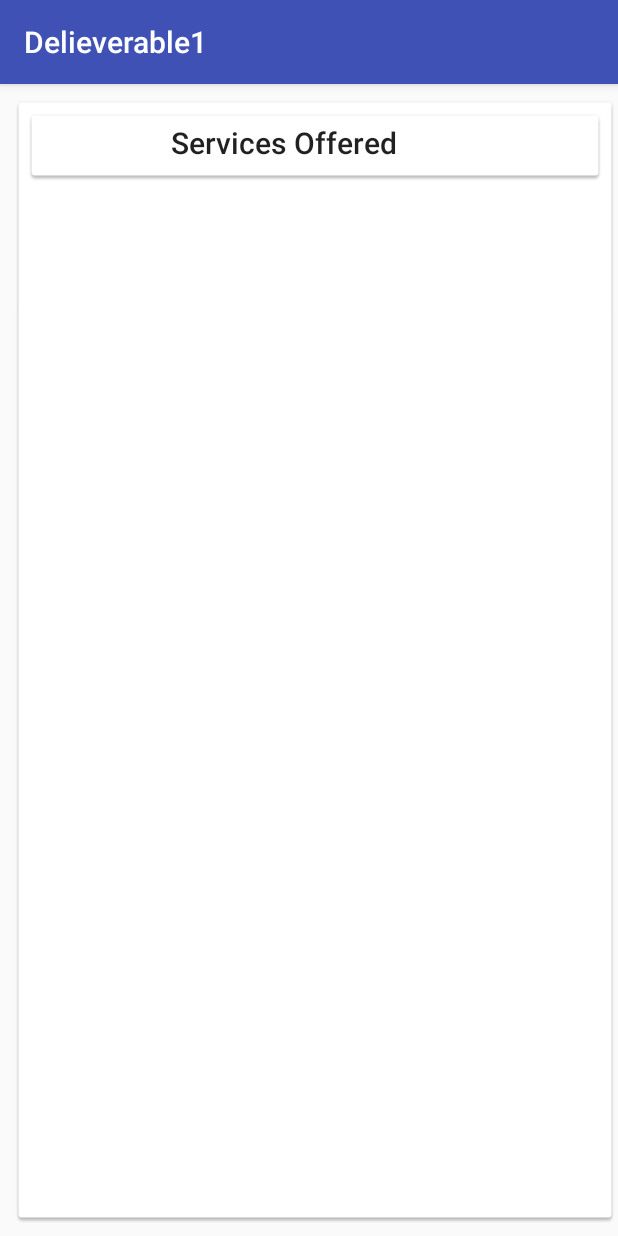
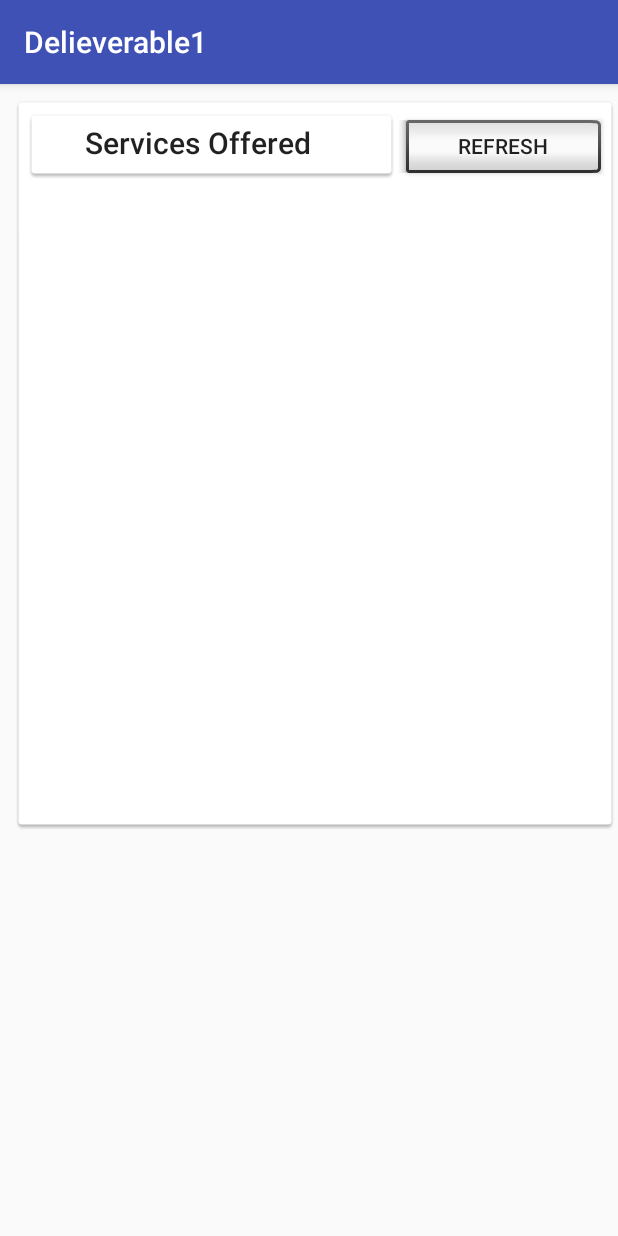
Before and after one commit to jcool030/hello_my_name_is_inigo_montoya, an Android app: the AdminWelcome screen opened directly, with no data from a screen before it, after a tap on "MANAGE SERVICES", on a phone screen of 412 x 824 dp. Run offline under Robolectric (Android 15) with nearby library versions, the phone set to English and light mode, and no system bars; our stand-ins replace Firebase (no records; nobody signed in at launch, a user with empty details on screens opened directly); 1 statement that could not run was skipped.

Commit message:
-fixed a bunch of small things I forgot -Importantly, changed private->public for 2 values in the database, still doesnt work as I wanted though -the admin welcome screen lists all the users in toast form, still can't figure out the bug where names are not saved in the database

```diff
--- a/app/src/main/java/com/seg2105app/delieverable1/activities/AdminWelcome.java
+++ b/app/src/main/java/com/seg2105app/delieverable1/activities/AdminWelcome.java
@@ -2,44 +2,97 @@ package com.seg2105app.delieverable1.activities;
 
 import android.content.Intent;
 import android.os.Bundle;
+import android.support.annotation.NonNull;
 import android.support.annotation.Nullable;
 import android.support.v7.app.AppCompatActivity;
 import android.view.View;
 import android.widget.Button;
 import android.widget.ListView;
 import android.widget.TextView;
+import android.widget.Toast;
+
+import com.google.firebase.database.ChildEventListener;
+import com.google.firebase.database.DataSnapshot;
+import com.google.firebase.database.DatabaseError;
+import com.seg2105app.delieverable1.database.DatabaseHandler;
+import com.seg2105app.delieverable1.users.User;
 
 //A copy of the homeowner welcome screen class
 public class AdminWelcome extends AppCompatActivity {
+    private ListView listView;//these 4 are part of user list code
+    private UserManager manager;
+    private DatabaseHandler sdbHandler;
+    private UserArrayAdapter adapter;
 
-    Button signoutButton, createService;
-    ListView userlv;
     @Override
     protected void onCreate(@Nullable Bundle savedInstanceState) {
         super.onCreate(savedInstanceState);
         setContentView(R.layout.activity_admin_welcome);
-
-        signoutButton = findViewById(R.id.logOutButton);
+        sdbHandler = new DatabaseHandler(this); //this is part of user list code
 
         Bundle bundle = getIntent().getExtras();
         String user = bundle.getString("username");
         TextView welcomeText = findViewById(R.id.welcomeText);
         welcomeText.setText("Welcome, " + user + "! You are logged in as: Admin.");
 
-        userlv = findViewById(R.id.userList);
-        UserManager manager = UserManager.getInstance();//creates instance of userManager if not already exists
+        //////Start of user list code
 
-        UserArrayAdapter adapter = new UserArrayAdapter(this, manager.getUserList());
-        userlv.setAdapter(adapter);
-//        userlv.setOnItemClickListener(new AdapterView.OnItemClickListener() {
-//            @Override
-//            public void onItemClick (AdapterView < ? > parent,final View view, int position, long id){
-//                Intent launchEditorIntent = new Intent(getApplicationContext(), serviceEditorActivity.class);
-//                launchEditorIntent.putExtra("selectedService", position);
-//                startActivityForResult(launchEditorIntent, 0);
-//            }
-//        });
+        listView = findViewById(R.id.userList);
+        manager = UserManager.getInstance();
+        manager.clear();
 
+        sdbHandler.getReferenceToUserTable().addChildEventListener(new ChildEventListener(){
+
+            @Override
+            public void onChildAdded(@NonNull DataSnapshot dataSnapshot, @Nullable String s) {
+                String username = dataSnapshot.child(DatabaseHandler.UserEntry.COLUMN_USERNAME).getValue(String.class);
+                String password = dataSnapshot.child(DatabaseHandler.UserEntry.COLUMN_PASSWORD).getValue(String.class);
+                String firstname = dataSnapshot.child(DatabaseHandler.UserInfoEntry.COLUMN_FIRST_NAME).getValue(String.class);
+                String lastname = dataSnapshot.child(DatabaseHandler.UserInfoEntry.COLUMN_LAST_NAME).getValue(String.class);
+                String type = dataSnapshot.child(DatabaseHandler.UserInfoEntry.COLUMN_USER_TYPE).getValue(String.class);
+
+                Toast usename = Toast.makeText(getApplicationContext(), "username = "+ username, Toast.LENGTH_SHORT);
+                usename.show();
+                Toast pass = Toast.makeText(getApplicationContext(), "password = "+password, Toast.LENGTH_SHORT);
+                pass.show();
+                Toast fname = Toast.makeText(getApplicationContext(), "fname = "+firstname, Toast.LENGTH_SHORT);
+                fname.show();
+                Toast lname = Toast.makeText(getApplicationContext(), "lname = "+lastname, Toast.LENGTH_SHORT);
+                lname.show();
+                Toast types = Toast.makeText(getApplicationContext(), "type = "+type, Toast.LENGTH_SHORT);
+                types.show();
+
+                //dataSnapshot.getRef().removeValue();// REMOVE THE COMMENT TO PURGE THE CURRENT DATABASE
+                if(username != null && password != null && firstname != null && lastname != null && type != null)
+                {
+                    User newUser = new User(username, password, firstname, lastname, type) {
+                    };
+                    manager.add(newUser);
+                }
+                //else{ dataSnapshot.getRef().removeValue();} to remove problem values (currently will delete all since noone has names)
+            }
+
+            @Override
+            public void onChildChanged(@NonNull DataSnapshot dataSnapshot, @Nullable String s) {
+
+            }
+
+            @Override
+            public void onChildRemoved(@NonNull DataSnapshot dataSnapshot) {
+            }
+
+            @Override
+            public void onChildMoved(@NonNull DataSnapshot dataSnapshot, @Nullable String s) {
+            }
+
+            @Override
+            public void onCancelled(@NonNull DatabaseError databaseError) {
+
+            }
+        });
+
+        adapter = new UserArrayAdapter(this, manager.getUserList());
+        listView.setAdapter(adapter); //end of user list code
     }//end of onCreate
 
     public void createServiceClick(View v){
--- a/app/src/main/java/com/seg2105app/delieverable1/activities/ServiceManager.java
+++ b/app/src/main/java/com/seg2105app/delieverable1/activities/ServiceManager.java
@@ -13,7 +13,7 @@ public class ServiceManager {
     protected ServiceManager() {
         //This Exists to defeat instantiation
 
-        serviceList = new ArrayList<Service>(); //With the new version of the manageServiceActivity, null
+        serviceList = new ArrayList<>(); //With the new version of the manageServiceActivity, null
         //entries are ignored. Eventually we chould merge these classes into one file
     }
 
--- a/app/src/main/java/com/seg2105app/delieverable1/activities/SignUpScreenActivity.java
+++ b/app/src/main/java/com/seg2105app/delieverable1/activities/SignUpScreenActivity.java
@@ -166,6 +166,8 @@ public class SignUpScreenActivity extends AppCompatActivity implements View.OnCl
                             toast.show();
                             return;
                         }
+                        Toast sucessfulAccCreation = Toast.makeText(getApplicationContext(),"Sucessfully created account with username: "+username + " and password: "+password, Toast.LENGTH_LONG);
+                        sucessfulAccCreation.show();
                         Intent returnIntent = new Intent(SignUpScreenActivity.this, OpeningScreenActivity.class);
                         startActivity(returnIntent);
                         finish();
--- a/app/src/main/java/com/seg2105app/delieverable1/activities/UserManager.java
+++ b/app/src/main/java/com/seg2105app/delieverable1/activities/UserManager.java
@@ -15,9 +15,7 @@ public class UserManager {
     protected UserManager() {
         //This Exists to defeat instantiation
 
-        userList = new ArrayList<User>();
-        User newUser = new HomeOwner("Username", "Password", "First Name", "Last Name", "Homeowner");
-        userList.add(newUser);
+        userList = new ArrayList<>();
     }
 
     //This will be called to check if a list already exists
@@ -37,4 +35,12 @@ public class UserManager {
     {
         return userList.get(index);
     }
+
+    public void add(User user){userList.add(user);}
+
+    public void clear()
+    {
+        ArrayList<User> tmpList = new ArrayList<>();
+        this.userList = tmpList;
+    }
 }
--- a/app/src/main/java/com/seg2105app/delieverable1/database/DatabaseHandler.java
+++ b/app/src/main/java/com/seg2105app/delieverable1/database/DatabaseHandler.java
@@ -31,8 +31,8 @@ public final class DatabaseHandler{
     }
 
     public static class UserInfoEntry implements BaseColumns {
-        private static final String COLUMN_FIRST_NAME = "firstname";
-        private static final String COLUMN_LAST_NAME = "lastname";
+        public static final String COLUMN_FIRST_NAME = "firstname";
+        public static final String COLUMN_LAST_NAME = "lastname";
         public static final String COLUMN_USER_TYPE = "type";
     }
 
--- a/app/src/main/res/layout/activity_manage_services.xml
+++ b/app/src/main/res/layout/activity_manage_services.xml
@@ -8,27 +8,42 @@
 
     <LinearLayout
         android:layout_width="match_parent"
-        android:layout_height="match_parent"
+        android:layout_height="490dp"
         android:layout_marginStart="8dp"
         android:layout_marginLeft="8dp"
         android:layout_marginTop="8dp"
-        android:layout_marginBottom="8dp"
         android:background="@drawable/common_google_signin_btn_icon_light_normal_background"
         android:orientation="vertical"
-        app:layout_constraintBottom_toBottomOf="parent"
         app:layout_constraintEnd_toEndOf="parent"
         app:layout_constraintStart_toStartOf="parent"
         app:layout_constraintTop_toTopOf="parent">
 
+        <LinearLayout
+            android:layout_width="match_parent"
+            android:layout_height="match_parent"
+            android:layout_weight="9"
+            android:orientation="horizontal">
+
             <TextView
                 android:id="@+id/textView2"
-            android:layout_width="match_parent"
+                android:layout_width="wrap_content"
                 android:layout_height="wrap_content"
+                android:layout_weight="1"
                 android:background="@drawable/common_google_signin_btn_icon_light_normal_background"
-            android:paddingLeft="97dp"
+                android:paddingLeft="40dp"
                 android:text="@string/manage_service_title"
                 android:textAppearance="@style/TextAppearance.AppCompat.Title"
                 tools:text="@string/manage_service_title" />
+
+            <Button
+                android:id="@+id/refreshButton"
+                style="@android:style/Widget.DeviceDefault.Button.Inset"
+                android:layout_width="wrap_content"
+                android:layout_height="wrap_content"
+                android:layout_weight="1"
+                android:onClick="refreshClick"
+                android:text="@string/refreshButton" />
+        </LinearLayout>
 
         <ListView
             android:id="@+id/serviceList"
--- a/app/src/main/res/layout/user_layout.xml
+++ b/app/src/main/res/layout/user_layout.xml
@@ -23,7 +23,7 @@
                 android:id="@+id/textView6"
                 android:layout_width="wrap_content"
                 android:layout_height="wrap_content"
-                android:text="TextView"
+                android:text="@string/firstName"
                 tools:text="@string/firstName" />
 
             <TextView
@@ -42,7 +42,7 @@
                 android:id="@+id/textView3"
                 android:layout_width="wrap_content"
                 android:layout_height="wrap_content"
-                android:text="TextView"
+                android:text="@string/userType"
                 tools:text="@string/userType" />
         </LinearLayout>
 
--- a/app/src/main/res/values/strings.xml
+++ b/app/src/main/res/values/strings.xml
@@ -51,6 +51,8 @@
     <string name="confirmAdditionsButton">Confirm Additions and Return</string>
     <string name="PreviewText">Services to Add</string>
     <string name="refreshButton">Refresh</string>
+    <string name="searchButton_ServiceName">Search by Service</string>
+    <string name="providerSearchButton">Search by Service Provider</string>
 
     <string-array name="times_array">
     <item>-----</item>
```
Also changed, not shown: app/src/main/java/com/seg2105app/delieverable1/activities/CreateServiceActivity.java (+9 -2 lines), app/src/main/java/com/seg2105app/delieverable1/activities/ManageServiceActivity.java (+17 -1 lines), app/src/main/java/com/seg2105app/delieverable1/activities/ServiceEditorActivity.java (+10 -3 lines), app/src/main/res/layout/activity_opening_screen.xml (+5 -5 lines). Lines whose indentation alone changed are shown as unchanged.
